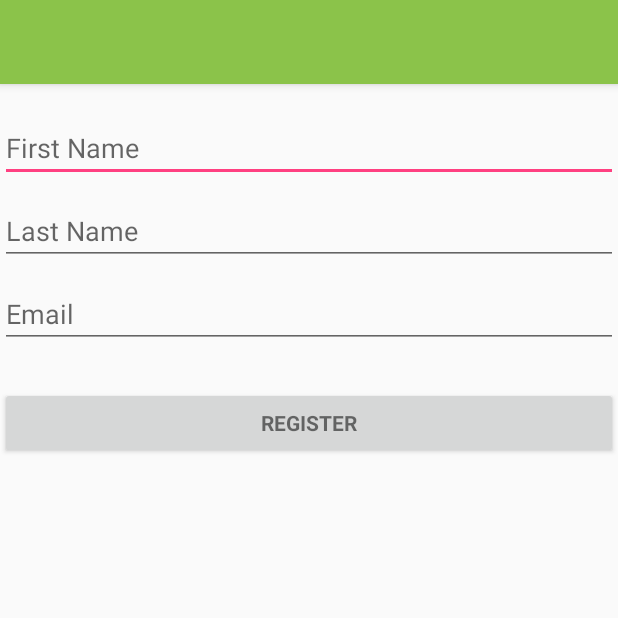
After one commit to HatemMorgan/TickToc-App-Android, an Android app: the RegisterationActivity screen opened directly, with no data from a screen before it, on a phone screen of 412 x 824 dp, the top half of it. The commit adds this screen. Run offline under Robolectric (Android 15) with nearby library versions, the phone set to English and light mode, and no system bars; network calls fail.

Commit message:
finishing registeration layout

```diff
--- a/app/src/main/AndroidManifest.xml
+++ b/app/src/main/AndroidManifest.xml
@@ -4,6 +4,11 @@
 
     <uses-permission android:name="android.permission.INTERNET" />
     <uses-permission android:name="android.permission.ACCESS_NETWORK_STATE" />
+
+    <!-- To auto-complete the email text field in the login form with the user's emails -->
+    <uses-permission android:name="android.permission.GET_ACCOUNTS" />
+    <uses-permission android:name="android.permission.READ_PROFILE" />
+    <uses-permission android:name="android.permission.READ_CONTACTS" />
 
     <application
         android:allowBackup="true"
@@ -19,17 +24,15 @@
                 <category android:name="android.intent.category.LAUNCHER" />
             </intent-filter>
         </activity>
-        <activity android:name=".Activities.TasksActivity">
-
-        </activity>
+        <activity android:name=".Activities.TasksActivity" />
         <activity android:name=".Activities.DetailedEvent" />
-        <activity android:name=".Activities.DetailedTask"></activity>
-        <activity android:name=".Activities.TaskChat"></activity>
-        <activity android:name=".Activities.EventChat">
-
-
-
-        </activity>
+        <activity android:name=".Activities.DetailedTask" />
+        <activity android:name=".Activities.TaskChat" />
+        <activity android:name=".Activities.EventChat" />
+        <activity
+            android:name=".RegisterationActivity"
+            android:label="@string/title_activity_registeration" />
+        <activity android:name=".Activities.RegisterationActivity"></activity>
     </application>
 
 </manifest>
--- a/app/src/main/java/com/example/hatem/tick_toc_app/Activities/DetailedEvent.java
+++ b/app/src/main/java/com/example/hatem/tick_toc_app/Activities/DetailedEvent.java
@@ -24,13 +24,11 @@ import com.example.hatem.tick_toc_app.ORM.DetailedEventObj;
 import com.example.hatem.tick_toc_app.ORM.DetailedEventResponseObject;
 import com.example.hatem.tick_toc_app.R;
 import com.google.gson.Gson;
+import com.example.hatem.tick_toc_app.Utilities.*;
 import com.squareup.picasso.Picasso;
 
 import java.util.List;
 
-import Utilities.CircleTransform;
-import Utilities.DateUtility;
-import Utilities.RequestQueueSingelton;
 
 public class DetailedEvent extends AppCompatActivity {
 
--- a/app/src/main/java/com/example/hatem/tick_toc_app/Activities/DetailedTask.java
+++ b/app/src/main/java/com/example/hatem/tick_toc_app/Activities/DetailedTask.java
@@ -20,8 +20,8 @@ import com.example.hatem.tick_toc_app.R;
 import com.google.gson.Gson;
 import com.squareup.picasso.Picasso;
 
-import Utilities.DateUtility;
-import Utilities.RequestQueueSingelton;
+import com.example.hatem.tick_toc_app.Utilities.DateUtility;
+import com.example.hatem.tick_toc_app.Utilities.RequestQueueSingelton;
 
 public class DetailedTask extends AppCompatActivity {
 
--- a/app/src/main/java/com/example/hatem/tick_toc_app/Activities/EventChat.java
+++ b/app/src/main/java/com/example/hatem/tick_toc_app/Activities/EventChat.java
@@ -24,7 +24,7 @@ import org.json.JSONObject;
 import java.util.HashMap;
 import java.util.Map;
 
-import Utilities.ListViewItem;
+import com.example.hatem.tick_toc_app.Utilities.ListViewItem;
 
 public class EventChat extends AppCompatActivity {
 
--- a/app/src/main/java/com/example/hatem/tick_toc_app/Activities/EventsActivity.java
+++ b/app/src/main/java/com/example/hatem/tick_toc_app/Activities/EventsActivity.java
@@ -23,7 +23,7 @@ import com.google.gson.Gson;
 
 import java.util.List;
 
-import Utilities.RequestQueueSingelton;
+import com.example.hatem.tick_toc_app.Utilities.RequestQueueSingelton;
 
 public class EventsActivity extends AppCompatActivity {
 
--- /dev/null
+++ b/app/src/main/java/com/example/hatem/tick_toc_app/Activities/RegisterationActivity.java
@@ -0,0 +1,15 @@
+package com.example.hatem.tick_toc_app.Activities;
+
+import android.os.Bundle;
+import android.support.v7.app.AppCompatActivity;
+
+import com.example.hatem.tick_toc_app.R;
+
+public class RegisterationActivity extends AppCompatActivity {
+
+    @Override
+    protected void onCreate(Bundle savedInstanceState) {
+        super.onCreate(savedInstanceState);
+        setContentView(R.layout.activity_registeration);
+    }
+}
--- a/app/src/main/java/com/example/hatem/tick_toc_app/Activities/TaskChat.java
+++ b/app/src/main/java/com/example/hatem/tick_toc_app/Activities/TaskChat.java
@@ -24,7 +24,7 @@ import org.json.JSONObject;
 import java.util.HashMap;
 import java.util.Map;
 
-import Utilities.ListViewItem;
+import com.example.hatem.tick_toc_app.Utilities.ListViewItem;
 
 public class TaskChat extends AppCompatActivity {
 
--- a/app/src/main/java/com/example/hatem/tick_toc_app/Activities/TasksActivity.java
+++ b/app/src/main/java/com/example/hatem/tick_toc_app/Activities/TasksActivity.java
@@ -23,7 +23,7 @@ import com.google.gson.Gson;
 
 import java.util.List;
 
-import Utilities.RequestQueueSingelton;
+import com.example.hatem.tick_toc_app.Utilities.RequestQueueSingelton;
 
 public class TasksActivity extends AppCompatActivity {
 
--- a/app/src/main/java/com/example/hatem/tick_toc_app/Adapters/AttendeesAdapter.java
+++ b/app/src/main/java/com/example/hatem/tick_toc_app/Adapters/AttendeesAdapter.java
@@ -14,7 +14,7 @@ import com.squareup.picasso.Picasso;
 
 import java.util.List;
 
-import Utilities.CircleTransform;
+import com.example.hatem.tick_toc_app.Utilities.CircleTransform;
 
 /**
  * Created by hatem on 12/5/16.
--- a/app/src/main/java/com/example/hatem/tick_toc_app/Adapters/CustomAdapter.java
+++ b/app/src/main/java/com/example/hatem/tick_toc_app/Adapters/CustomAdapter.java
@@ -9,8 +9,8 @@ import android.widget.TextView;
 
 import com.example.hatem.tick_toc_app.R;
 
-import Utilities.ListViewItem;
-import Utilities.ViewHolder;
+import com.example.hatem.tick_toc_app.Utilities.ListViewItem;
+import com.example.hatem.tick_toc_app.Utilities.ViewHolder;
 
 /**
  * Created by baselabdallah on 12/5/16.
--- a/app/src/main/java/com/example/hatem/tick_toc_app/Adapters/EventsAdapter.java
+++ b/app/src/main/java/com/example/hatem/tick_toc_app/Adapters/EventsAdapter.java
@@ -12,7 +12,7 @@ import com.example.hatem.tick_toc_app.R;
 
 import java.util.List;
 
-import Utilities.DateUtility;
+import com.example.hatem.tick_toc_app.Utilities.DateUtility;
 
 /**
  * Created by hatem on 12/4/16.
--- a/app/src/main/java/com/example/hatem/tick_toc_app/Adapters/TasksAdapter.java
+++ b/app/src/main/java/com/example/hatem/tick_toc_app/Adapters/TasksAdapter.java
@@ -12,7 +12,7 @@ import com.example.hatem.tick_toc_app.R;
 
 import java.util.List;
 
-import Utilities.DateUtility;
+import com.example.hatem.tick_toc_app.Utilities.DateUtility;
 
 /**
  * Created by hatem on 12/5/16.
--- a/app/src/main/java/Utilities/CircleTransform.java
+++ b/app/src/main/java/com/example/hatem/tick_toc_app/Utilities/CircleTransform.java
@@ -1,4 +1,4 @@
-package Utilities;
+package com.example.hatem.tick_toc_app.Utilities;
 
 import android.graphics.Bitmap;
 import android.graphics.BitmapShader;
--- a/app/src/main/java/Utilities/DateUtility.java
+++ b/app/src/main/java/com/example/hatem/tick_toc_app/Utilities/DateUtility.java
@@ -1,4 +1,4 @@
-package Utilities;
+package com.example.hatem.tick_toc_app.Utilities;
 
 import java.text.ParseException;
 import java.text.SimpleDateFormat;
--- a/app/src/main/java/Utilities/ListViewItem.java
+++ b/app/src/main/java/com/example/hatem/tick_toc_app/Utilities/ListViewItem.java
@@ -1,4 +1,4 @@
-package Utilities;
+package com.example.hatem.tick_toc_app.Utilities;
 
 /**
  * Created by baselabdallah on 12/5/16.
--- a/app/src/main/java/Utilities/RequestQueueSingelton.java
+++ b/app/src/main/java/com/example/hatem/tick_toc_app/Utilities/RequestQueueSingelton.java
@@ -1,4 +1,4 @@
-package Utilities;
+package com.example.hatem.tick_toc_app.Utilities;
 
 import android.content.Context;
 
--- a/app/src/main/java/Utilities/ViewHolder.java
+++ b/app/src/main/java/com/example/hatem/tick_toc_app/Utilities/ViewHolder.java
@@ -1,4 +1,4 @@
-package Utilities;
+package com.example.hatem.tick_toc_app.Utilities;
 
 import android.widget.TextView;
 
--- /dev/null
+++ b/app/src/main/res/layout/activity_registeration.xml
@@ -0,0 +1,94 @@
+<?xml version="1.0" encoding="utf-8"?>
+<ScrollView xmlns:android="http://schemas.android.com/apk/res/android"
+    xmlns:tools="http://schemas.android.com/tools"
+    android:layout_width="match_parent"
+    android:layout_height="match_parent"
+    xmlns:app="http://schemas.android.com/apk/res-auto"
+    tools:context="com.example.hatem.tick_toc_app.Activities.RegisterationActivity">
+
+    <LinearLayout
+        android:layout_width="match_parent"
+        android:layout_height="match_parent"
+        android:orientation="vertical"
+        >
+
+        <android.support.v7.widget.Toolbar
+            android:id="@+id/registeration_toolbar"
+            android:layout_width="match_parent"
+            android:layout_height="?attr/actionBarSize"
+            android:background="?attr/colorPrimary"
+            android:elevation="4dp"
+            android:layout_marginBottom="20dp"
+            android:theme="@style/ThemeOverlay.AppCompat.ActionBar"
+            app:popupTheme="@style/ThemeOverlay.AppCompat.Light"/>
+    <!-- Login progress -->
+    <ProgressBar
+        android:id="@+id/registeration_progress"
+        style="?android:attr/progressBarStyleLarge"
+        android:layout_width="wrap_content"
+        android:layout_height="wrap_content"
+        android:layout_marginBottom="8dp"
+        android:visibility="gone" />
+
+
+
+        <LinearLayout
+            android:id="@+id/email_registeration_form"
+            android:layout_width="match_parent"
+            android:layout_height="wrap_content"
+            android:orientation="vertical">
+
+
+
+                <AutoCompleteTextView
+                    android:id="@+id/registeration_firstName"
+                    android:layout_width="match_parent"
+                    android:layout_height="wrap_content"
+                    android:hint="First Name"
+                    android:inputType="textEmailAddress"
+                    android:maxLines="1"
+                    android:layout_marginBottom="10dp"
+                    android:singleLine="true" />
+
+
+
+
+                <AutoCompleteTextView
+                    android:id="@+id/registeration_lastName"
+                    android:layout_width="match_parent"
+                    android:layout_height="wrap_content"
+                    android:hint="Last Name"
+                    android:inputType="textEmailAddress"
+                    android:maxLines="1"
+                    android:layout_marginBottom="10dp"
+                    android:singleLine="true" />
+
+
+
+
+
+                <AutoCompleteTextView
+                    android:id="@+id/registeration_email"
+                    android:layout_width="match_parent"
+                    android:layout_height="wrap_content"
+                    android:hint="@string/prompt_email"
+                    android:inputType="textEmailAddress"
+                    android:maxLines="1"
+                    android:layout_marginBottom="10dp"
+                    android:singleLine="true" />
+
+
+
+
+            <Button
+                android:id="@+id/email_registeration_button"
+                style="?android:textAppearanceSmall"
+                android:layout_width="match_parent"
+                android:layout_height="wrap_content"
+                android:layout_marginTop="16dp"
+                android:text="Register"
+                android:textStyle="bold" />
+
+        </LinearLayout>
+    </LinearLayout>
+</ScrollView>
--- a/app/src/main/res/values/strings.xml
+++ b/app/src/main/res/values/strings.xml
@@ -1,3 +1,17 @@
 <resources>
     <string name="app_name">Tick-Toc-App</string>
+    <string name="title_activity_registeration">Sign in</string>
+
+    <!-- Strings related to login -->
+    <string name="prompt_email">Email</string>
+    <string name="prompt_password">Password (optional)</string>
+    <string name="action_sign_in">Sign in or register</string>
+    <string name="action_sign_in_short">Sign in</string>
+    <string name="error_invalid_email">This email address is invalid</string>
+    <string name="error_invalid_password">This password is too short</string>
+    <string name="error_incorrect_password">This password is incorrect</string>
+    <string name="error_field_required">This field is required</string>
+    <string name="permission_rationale">"Contacts permissions are needed for providing email
+        completions."
+    </string>
 </resources>
```
